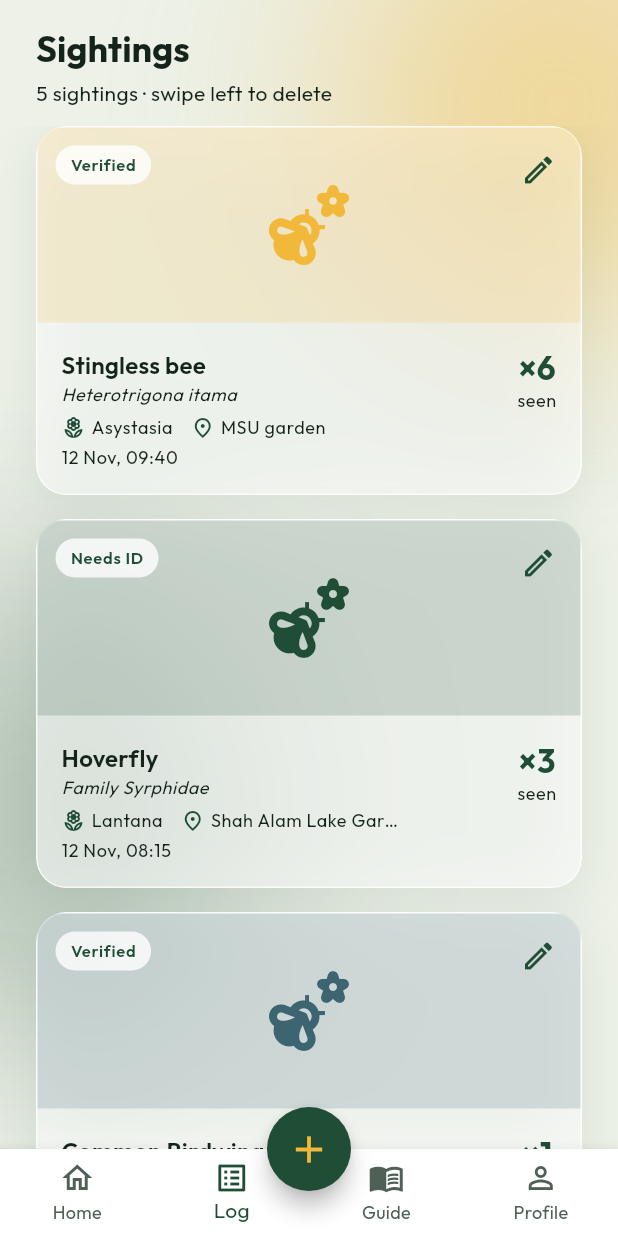
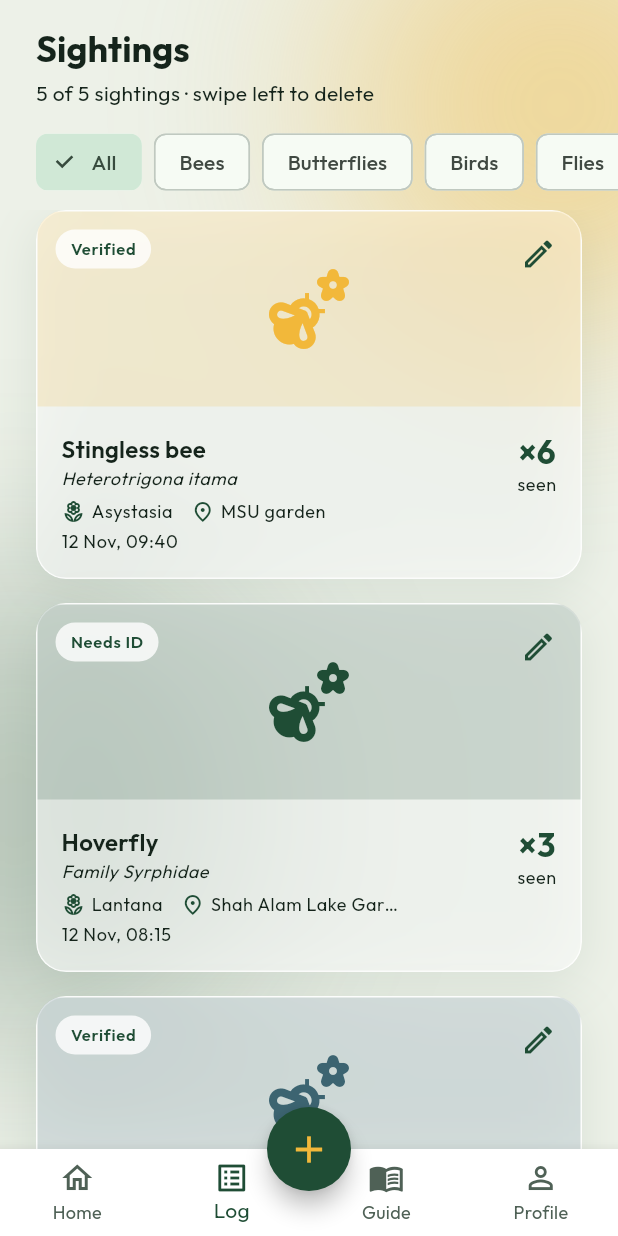
Before and after one commit to irdinanst/pollinator_log, a Flutter app: the HomeShell screen opened directly, item 2 of the bottom bar chosen, on a phone screen of 412 x 824 dp. Run offline on Flutter 3.47's test engine with Material 3 defaults, Android fonts, the phone set to English and light mode, and no system bars; our stand-ins replace google_fonts.

Commit message:
Filter chips on sightings log

```diff
--- a/lib/screens/home_shell.dart
+++ b/lib/screens/home_shell.dart
@@ -14,9 +14,10 @@ class HomeShell extends StatefulWidget {
 
 class _HomeShellState extends State<HomeShell> {
   int _currentIndex = 0;
+  String _filter = 'All';
   final List<Sighting> _sightings = List.of(dummySightings);
 
-  // ADD: open an empty form, add the result to the top of the list
+  // ADD
   Future<void> _addSighting() async {
     final Sighting? result = await Navigator.push<Sighting>(
       context,
@@ -27,7 +28,7 @@ class _HomeShellState extends State<HomeShell> {
     }
   }
 
-  // EDIT: open the form filled with this sighting, replace it with the result
+  // EDIT
   Future<void> _editSighting(Sighting old) async {
     final Sighting? result = await Navigator.push<Sighting>(
       context,
@@ -41,11 +42,11 @@ class _HomeShellState extends State<HomeShell> {
     }
   }
 
-  // DELETE: remove it from the list
+  // DELETE
   void _deleteSighting(Sighting sighting) {
     setState(() => _sightings.removeWhere((s) => s.id == sighting.id));
   }
-    // UNDO: put a deleted sighting back where it was
+    // UNDO
   void _restoreSighting(Sighting sighting, int index) {
     setState(() {
       final safeIndex = index.clamp(0, _sightings.length);
@@ -63,6 +64,8 @@ class _HomeShellState extends State<HomeShell> {
         onEdit: _editSighting,
         onDelete: _deleteSighting,
         onRestore: _restoreSighting,
+        filter: _filter,
+        onFilterChanged: (g) => setState(() => _filter = g),
       ),
       const Center(child: Text('Guide (coming soon)')),
       const Center(child: Text('Profile (coming soon)')),
--- a/lib/screens/sightings_log_screen.dart
+++ b/lib/screens/sightings_log_screen.dart
@@ -12,19 +12,37 @@ class SightingsLogScreen extends StatelessWidget {
     required this.onEdit,
     required this.onDelete,
     required this.onRestore,
+    required this.filter,
+    required this.onFilterChanged,
   });
 
   final List<Sighting> sightings;
-  final VoidCallback onAdd;                      // "please add one"
-  final void Function(Sighting) onEdit;          // "please edit this one"
-  final void Function(Sighting) onDelete;        // "please delete this one"
-  final void Function(Sighting, int) onRestore;  // "please put this back"
+  final VoidCallback onAdd;
+  final void Function(Sighting) onEdit;
+  final void Function(Sighting) onDelete;
+  final void Function(Sighting, int) onRestore;
+  final String filter;                       // selected group, e.g. 'Bee'
+  final ValueChanged<String> onFilterChanged; // "please change the filter"
 
-  static const double tabletBreakpoint = 600; // width where we switch to a grid
+  static const double tabletBreakpoint = 600;
+
+  // Group value -> label shown on the chip
+  static const Map<String, String> filterLabels = {
+    'All': 'All',
+    'Bee': 'Bees',
+    'Butterfly': 'Butterflies',
+    'Bird': 'Birds',
+    'Fly': 'Flies',
+  };
 
   @override
   Widget build(BuildContext context) {
     final theme = Theme.of(context);
+
+    // Only the sightings that match the chosen filter
+    final visible = filter == 'All'
+        ? sightings
+        : sightings.where((s) => s.group == filter).toList();
 
     return Scaffold(
       body: GlowBackground(
@@ -41,44 +59,67 @@ class SightingsLogScreen extends StatelessWidget {
               Padding(
                 padding: const EdgeInsets.fromLTRB(24, 0, 24, 12),
                 child: Text(
-                  '${sightings.length} sightings · swipe left to delete',
+                  '${visible.length} of ${sightings.length} sightings · swipe left to delete',
                   style: theme.textTheme.bodyMedium,
                 ),
               ),
+
+              // ── Filter chips (scroll sideways on small phones) ──
+              SizedBox(
+                height: 48,
+                child: ListView(
+                  scrollDirection: Axis.horizontal,
+                  padding: const EdgeInsets.symmetric(horizontal: 24),
+                  children: filterLabels.entries.map((entry) {
+                    return Padding(
+                      padding: const EdgeInsets.only(right: 8),
+                      child: ChoiceChip(
+                        label: Text(entry.value),
+                        selected: filter == entry.key,
+                        onSelected: (_) => onFilterChanged(entry.key),
+                      ),
+                    );
+                  }).toList(),
+                ),
+              ),
+              const SizedBox(height: 8),
+
               Expanded(
-                child: sightings.isEmpty
+                child: visible.isEmpty
                     ? Center(
-                        child: Text('No sightings yet. Tap + to add one.',
-                            style: theme.textTheme.bodyLarge))
-                    // ── RESPONSIVE: choose layout by screen width ──
+                        child: Text(
+                          filter == 'All'
+                              ? 'No sightings yet. Tap + to add one.'
+                              : 'No ${filterLabels[filter]!.toLowerCase()} logged yet.',
+                          style: theme.textTheme.bodyLarge,
+                        ),
+                      )
                     : LayoutBuilder(
                         builder: (context, constraints) {
                           final isWide = constraints.maxWidth >= tabletBreakpoint;
 
                           if (isWide) {
-                            // Tablet: 2-column grid
                             return GridView.builder(
                               padding: const EdgeInsets.fromLTRB(24, 0, 24, 100),
-                              itemCount: sightings.length,
+                              itemCount: visible.length,
                               gridDelegate:
                                   const SliverGridDelegateWithFixedCrossAxisCount(
                                 crossAxisCount: 2,
                                 crossAxisSpacing: 16,
                                 mainAxisSpacing: 16,
-                                mainAxisExtent: 270, // height of each card
+                                mainAxisExtent: 270,
                               ),
                               itemBuilder: (context, index) =>
-                                  _buildItem(context, index),
+                                  _buildItem(context, visible[index]),
                             );
                           }
 
-                          // Phone: 1-column list (REQUIRED ELEMENT: ListView.builder)
                           return ListView.builder(
                             padding: const EdgeInsets.fromLTRB(24, 0, 24, 100),
-                            itemCount: sightings.length,
+                            itemCount: visible.length,
                             itemBuilder: (context, index) => Padding(
                               padding: const EdgeInsets.only(bottom: 16),
-                              child: _buildItem(context, index),
+                              child: _buildItem(context, visible[index]),
                             ),
                           );
                         },
@@ -91,10 +132,8 @@ class SightingsLogScreen extends StatelessWidget {
     );
   }
 
-  // One swipeable card, used by BOTH the list and the grid
-  Widget _buildItem(BuildContext context, int index) {
+  Widget _buildItem(BuildContext context, Sighting sighting) {
     final theme = Theme.of(context);
-    final sighting = sightings[index];
 
     return Dismissible(
       key: ValueKey(sighting.id),
@@ -108,7 +147,6 @@ class SightingsLogScreen extends StatelessWidget {
         ),
         child: Icon(Icons.delete_outline, color: theme.colorScheme.onError),
       ),
-      // Ask before deleting (error prevention)
       confirmDismiss: (_) async {
         final confirmed = await showDialog<bool>(
           context: context,
@@ -131,8 +169,9 @@ class SightingsLogScreen extends StatelessWidget {
         );
         return confirmed ?? false;
       },
-      // Deleted, but offer Undo (user control & freedom)
       onDismissed: (_) {
+        // Remember its position in the FULL list (not the filtered one)
+        final originalIndex = sightings.indexOf(sighting);
         onDelete(sighting);
         ScaffoldMessenger.of(context)
           ..hideCurrentSnackBar()
@@ -141,7 +180,7 @@ class SightingsLogScreen extends StatelessWidget {
               content: Text('${sighting.species} deleted'),
               action: SnackBarAction(
                 label: 'Undo',
-                onPressed: () => onRestore(sighting, index),
+                onPressed: () => onRestore(sighting, originalIndex),
               ),
             ),
           );
@@ -153,8 +192,8 @@ class SightingsLogScreen extends StatelessWidget {
           MaterialPageRoute(
             builder: (_) => SpeciesDetailScreen(
               onLogSpecies: () {
-                Navigator.pop(context); // close detail
-                onAdd();                // open the form
+                Navigator.pop(context);
+                onAdd();
               },
             ),
           ),
@@ -165,7 +204,6 @@ class SightingsLogScreen extends StatelessWidget {
   }
 }
 
-// One card (Hotel-list style: picture area on top, details below)
 class _SightingCard extends StatelessWidget {
   const _SightingCard({
     required this.sighting,
```
